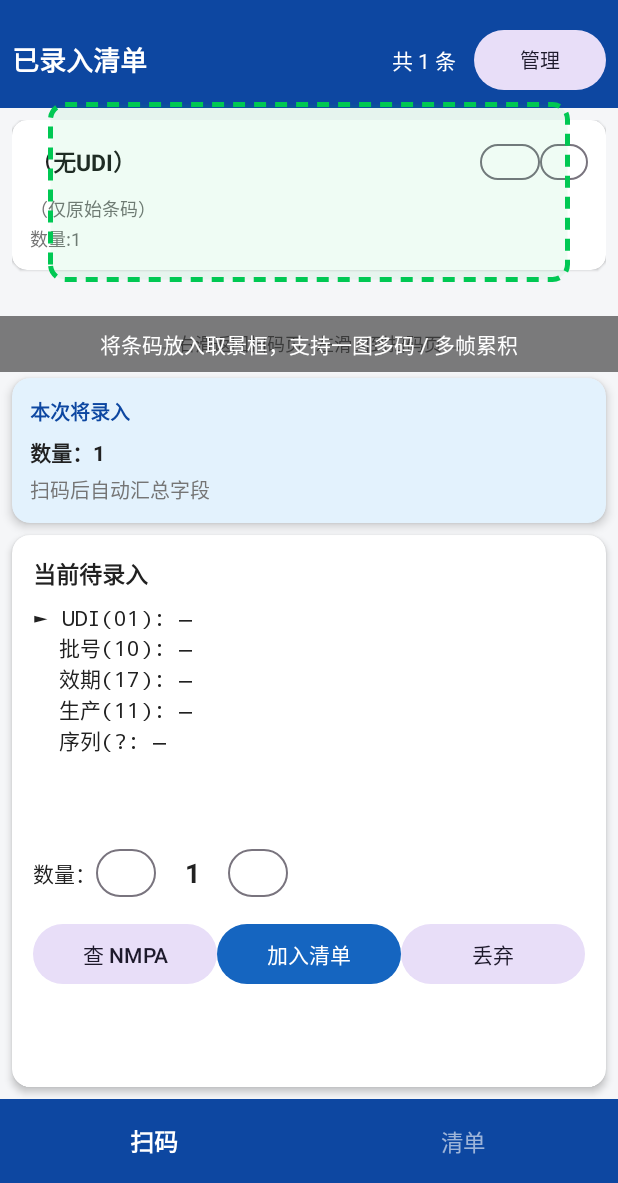
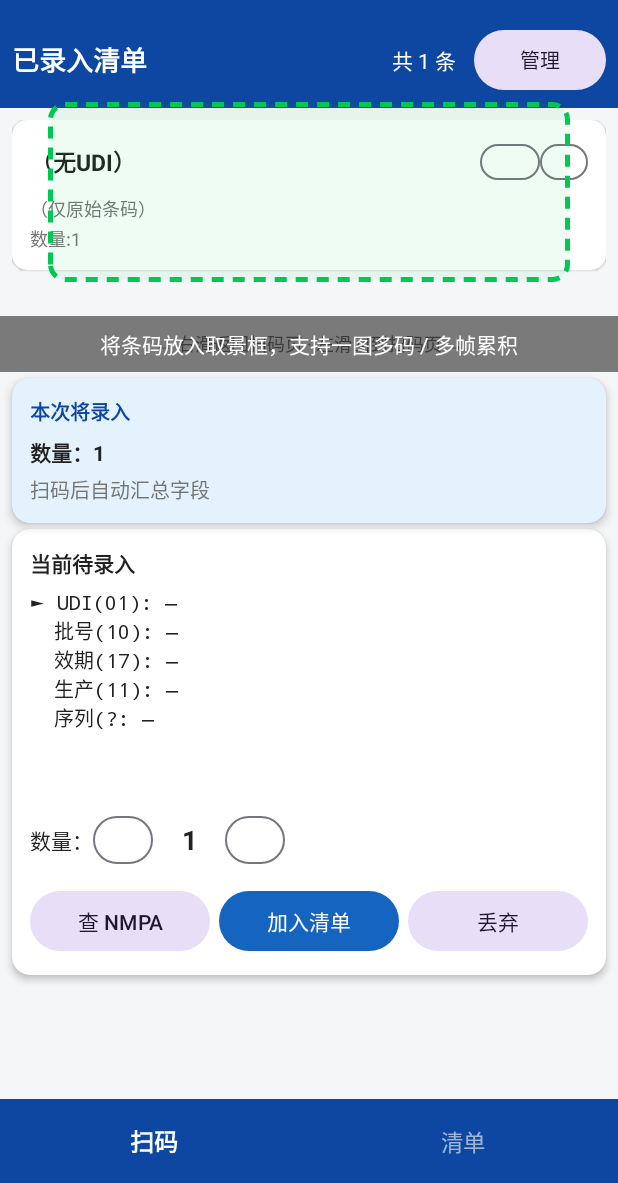
Before and after one commit to xiaobaidian/hospital-udi-scan, an Android app: the fragment ListFragment placed in its activity, on a phone screen of 412 x 824 dp, the part 53-1236 px from its top. Run offline under Robolectric (Android 15) with nearby library versions, the light colour scheme and no system bars; libraries missing offline, so code that uses them is left out: com.journeyapps.barcodescanner; plain views replace DecoratedBarcodeView; 3 statements that could not run were skipped.

Commit message:
fix: 压缩待录入框+加入按钮常显；同UDI条目编辑批量同步并落库

```diff
--- a/app/src/main/res/layout/fragment_scan.xml
+++ b/app/src/main/res/layout/fragment_scan.xml
@@ -124,12 +124,14 @@
         </LinearLayout>
     </androidx.cardview.widget.CardView>
 
-    <!-- 当前缓冲（待录入）—— 语义卡片 -->
+    <!-- 当前缓冲（待录入）—— 语义卡片：高度自适应，不撑满，按钮始终可见 -->
     <androidx.cardview.widget.CardView
         android:layout_width="match_parent"
-        android:layout_height="0dp"
-        android:layout_weight="1"
-        android:layout_margin="8dp"
+        android:layout_height="wrap_content"
+        android:layout_marginStart="8dp"
+        android:layout_marginEnd="8dp"
+        android:layout_marginBottom="8dp"
+        android:layout_marginTop="4dp"
         app:cardCornerRadius="12dp"
         app:cardBackgroundColor="@color/card"
         app:cardElevation="3dp">
@@ -138,39 +140,41 @@
             android:layout_width="match_parent"
             android:layout_height="wrap_content"
             android:orientation="vertical"
-            android:padding="14dp">
+            android:padding="12dp">
 
             <TextView
                 android:layout_width="wrap_content"
                 android:layout_height="wrap_content"
                 android:text="@string/buffer_title"
                 android:textStyle="bold"
-                android:textSize="15sp"
+                android:textSize="14sp"
                 android:textColor="@color/text_main" />
 
             <TextView
                 android:id="@+id/tv_buffer"
                 android:layout_width="match_parent"
                 android:layout_height="wrap_content"
-                android:layout_marginTop="8dp"
+                android:maxLines="6"
+                android:scrollbars="vertical"
+                android:layout_marginTop="6dp"
                 android:textColor="@color/text_main"
-                android:textSize="14sp"
+                android:textSize="13sp"
                 android:fontFamily="monospace" />
 
             <TextView
                 android:id="@+id/tv_product"
                 android:layout_width="match_parent"
                 android:layout_height="wrap_content"
-                android:layout_marginTop="8dp"
+                android:layout_marginTop="6dp"
                 android:textColor="@color/primary"
                 android:textStyle="bold"
-                android:textSize="15sp" />
+                android:textSize="14sp" />
 
             <LinearLayout
                 android:layout_width="match_parent"
                 android:layout_height="wrap_content"
                 android:orientation="horizontal"
-                android:layout_marginTop="12dp"
+                android:layout_marginTop="10dp"
                 android:gravity="center_vertical">
 
                 <TextView
@@ -230,6 +234,8 @@
                     android:layout_width="0dp"
                     android:layout_height="wrap_content"
                     android:layout_weight="1"
+                    android:layout_marginStart="6dp"
+                    android:layout_marginEnd="6dp"
                     android:text="@string/btn_add"
                     android:textColor="#ffffff"
                     app:backgroundTint="@color/primary" />
--- a/app/src/main/res/values/strings.xml
+++ b/app/src/main/res/values/strings.xml
@@ -56,6 +56,7 @@
     <string name="toast_imported">已导入 %1$d 条覆盖字典</string>
     <string name="toast_import_err">导入失败：文件格式不正确</string>
     <string name="toast_saved">已保存到本地字典</string>
+    <string name="toast_saved_all">已保存到字典并同步 %1$d 条同 UDI 记录</string>
     <string name="toast_list_empty">清单为空，无法导出</string>
     <string name="perm_rationale">需要相机权限才能扫码</string>
 </resources>
```
Also changed, not shown: app/src/main/java/com/hospital/udiscan/ListFragment.kt (+5 -6 lines), app/src/main/java/com/hospital/udiscan/ScanFragment.kt (+11 -3 lines), app/src/main/java/com/hospital/udiscan/ScanViewModel.kt (+21 -0 lines).
